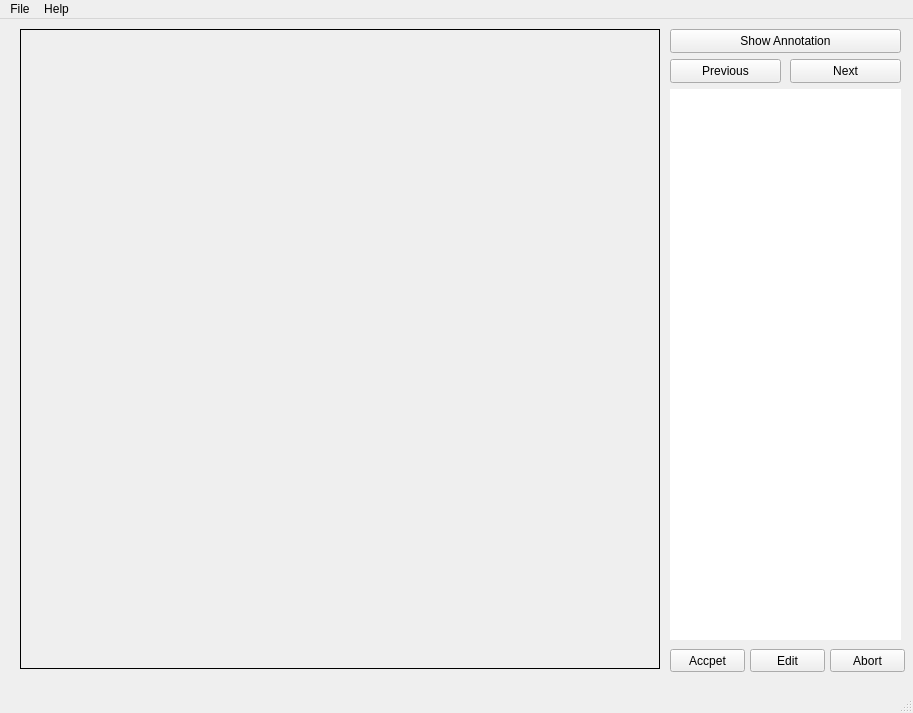
Above: test.ui from CaioGiani/InstanceChecker before the change. Below: the same form after it.
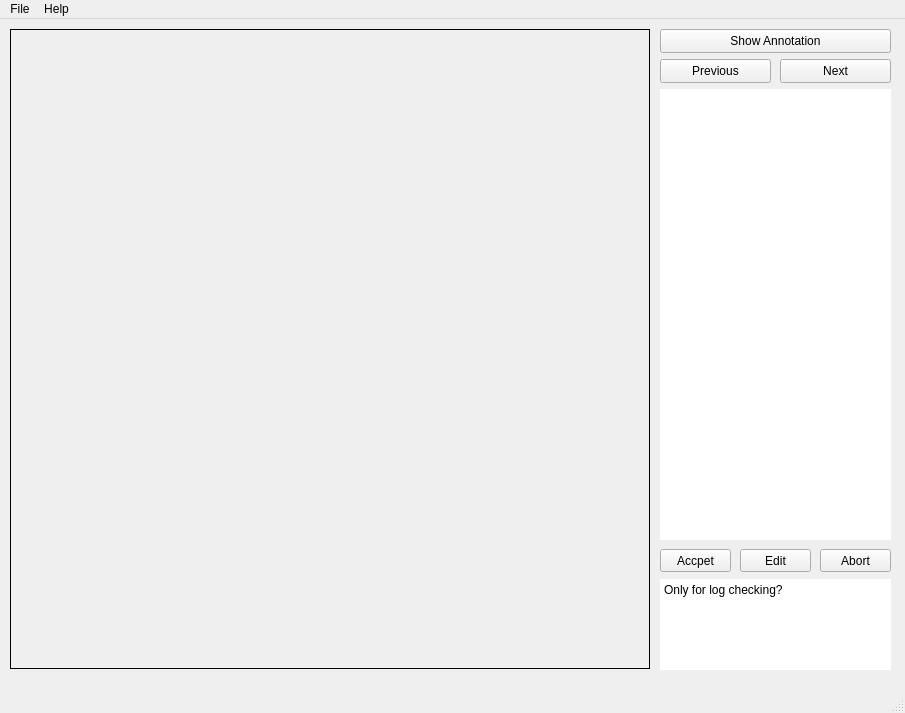
That is the form after the change.

Diff of the .ui file:
```diff
--- a/test.ui
+++ b/test.ui
@@ -6,7 +6,7 @@
    <rect>
     <x>0</x>
     <y>0</y>
-    <width>913</width>
+    <width>905</width>
     <height>713</height>
    </rect>
   </property>
@@ -20,9 +20,9 @@
    <widget class="QPushButton" name="EditBotton">
     <property name="geometry">
      <rect>
-      <x>750</x>
-      <y>630</y>
-      <width>75</width>
+      <x>740</x>
+      <y>530</y>
+      <width>71</width>
       <height>23</height>
      </rect>
     </property>
@@ -33,9 +33,9 @@
    <widget class="QPushButton" name="AcceptBotton">
     <property name="geometry">
      <rect>
-      <x>670</x>
-      <y>630</y>
-      <width>75</width>
+      <x>660</x>
+      <y>530</y>
+      <width>71</width>
       <height>23</height>
      </rect>
     </property>
@@ -46,9 +46,9 @@
    <widget class="QPushButton" name="AbortBotton">
     <property name="geometry">
      <rect>
-      <x>830</x>
-      <y>630</y>
-      <width>75</width>
+      <x>820</x>
+      <y>530</y>
+      <width>71</width>
       <height>23</height>
      </rect>
     </property>
@@ -59,10 +59,10 @@
    <widget class="QTextBrowser" name="textBrowser">
     <property name="geometry">
      <rect>
-      <x>670</x>
+      <x>660</x>
       <y>70</y>
       <width>231</width>
-      <height>551</height>
+      <height>451</height>
      </rect>
     </property>
     <property name="frameShape">
@@ -78,7 +78,7 @@
    <widget class="QLabel" name="lbImg">
     <property name="geometry">
      <rect>
-      <x>20</x>
+      <x>10</x>
       <y>10</y>
       <width>640</width>
       <height>640</height>
@@ -596,7 +596,7 @@
    <widget class="QPushButton" name="pushButtonAnnotation">
     <property name="geometry">
      <rect>
-      <x>670</x>
+      <x>660</x>
       <y>10</y>
       <width>231</width>
       <height>24</height>
@@ -609,7 +609,7 @@
    <widget class="QPushButton" name="pushButtonPreviousImage">
     <property name="geometry">
      <rect>
-      <x>670</x>
+      <x>660</x>
       <y>40</y>
       <width>111</width>
       <height>24</height>
@@ -622,7 +622,7 @@
    <widget class="QPushButton" name="pushButtonNext">
     <property name="geometry">
      <rect>
-      <x>790</x>
+      <x>780</x>
       <y>40</y>
       <width>111</width>
       <height>24</height>
@@ -632,13 +632,35 @@
      <string>Next</string>
     </property>
    </widget>
+   <widget class="QPlainTextEdit" name="plainTextEditLog">
+    <property name="geometry">
+     <rect>
+      <x>660</x>
+      <y>560</y>
+      <width>231</width>
+      <height>91</height>
+     </rect>
+    </property>
+    <property name="frameShape">
+     <enum>QFrame::NoFrame</enum>
+    </property>
+    <property name="frameShadow">
+     <enum>QFrame::Plain</enum>
+    </property>
+    <property name="lineWidth">
+     <number>0</number>
+    </property>
+    <property name="plainText">
+     <string>Only for log checking?</string>
+    </property>
+   </widget>
   </widget>
   <widget class="QMenuBar" name="menubar">
    <property name="geometry">
     <rect>
      <x>0</x>
      <y>0</y>
-     <width>913</width>
+     <width>905</width>
      <height>22</height>
     </rect>
    </property>
```
Left out of the diff: 2 changed lines with no effect on the pictures.
